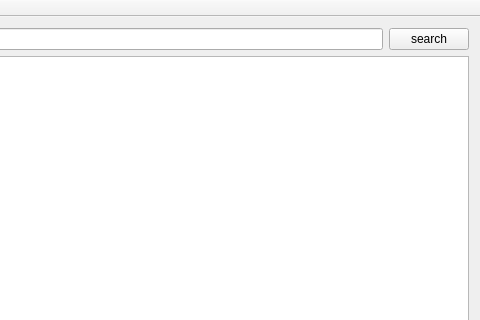
Qt form src/mainwindow.ui (darongE/WikiHTMLParser) before a commit; both pictures show x 151 to 631 and y 0 to 320 of the 631 by 413 pixel window.
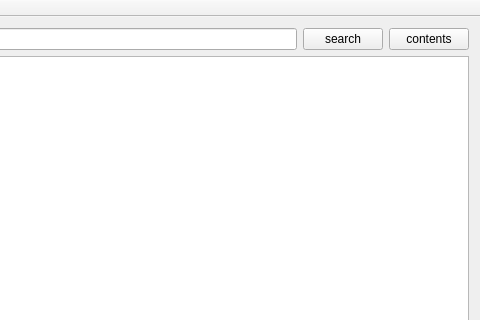
The same form after that commit.

Patch:
```diff
--- a/src/mainwindow.ui
+++ b/src/mainwindow.ui
@@ -33,6 +33,13 @@
           </property>
          </widget>
         </item>
+        <item>
+         <widget class="QPushButton" name="pushButton">
+          <property name="text">
+           <string>contents</string>
+          </property>
+         </widget>
+        </item>
        </layout>
       </item>
      </layout>
```
